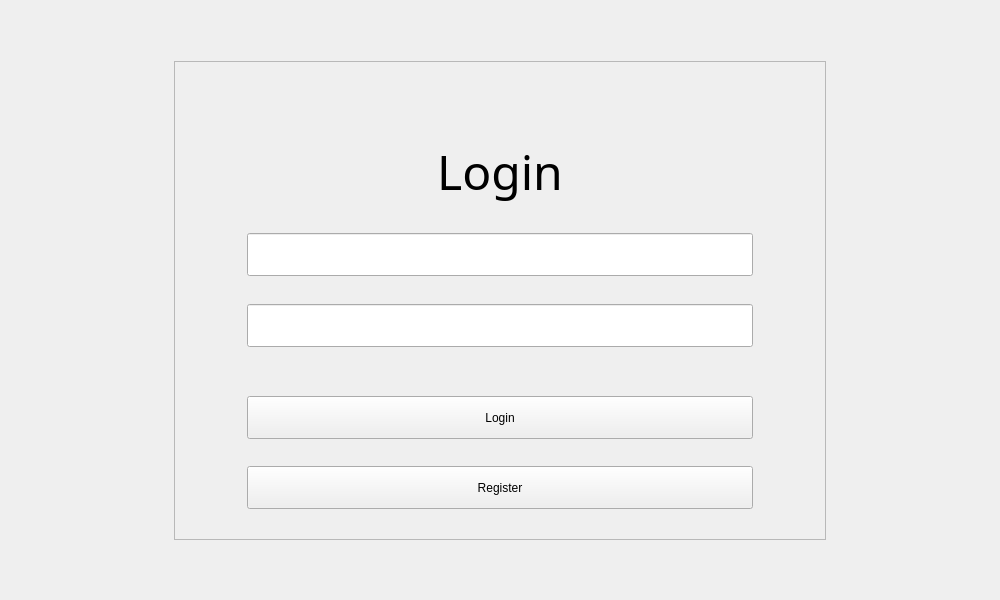
The window that message-client/1.Login/ui/LoginWidget.ui (yxiao-yang/message-client) describes before a commit, drawn with Qt 5.
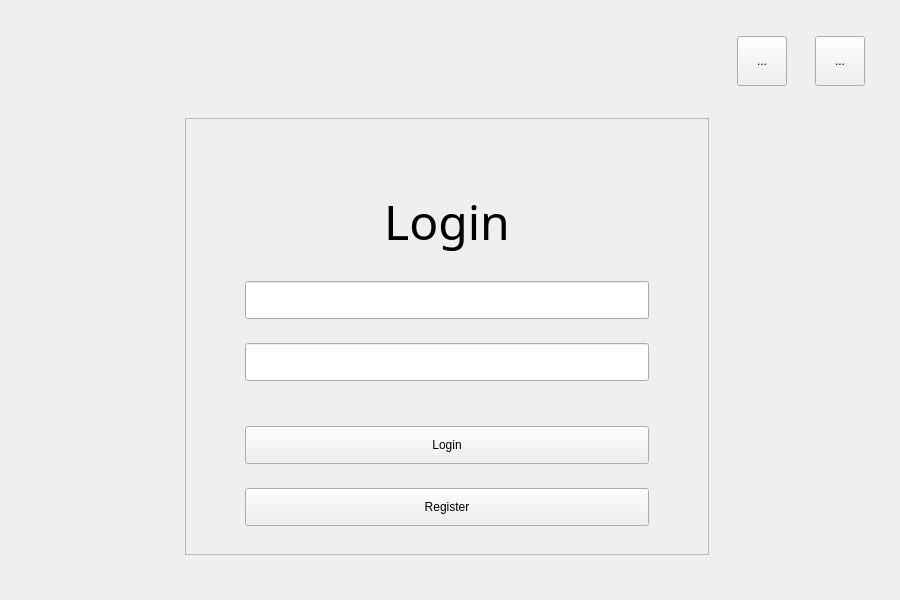
The same window after the commit.

Patch:
```diff
--- a/message-client/1.Login/ui/LoginWidget.ui
+++ b/message-client/1.Login/ui/LoginWidget.ui
@@ -9,7 +9,7 @@
    <rect>
     <x>0</x>
     <y>0</y>
-    <width>1000</width>
+    <width>900</width>
     <height>600</height>
    </rect>
   </property>
@@ -22,7 +22,7 @@
   <property name="windowTitle">
    <string>Form</string>
   </property>
-  <layout class="QGridLayout" name="gridLayout" rowstretch="0,0,0" columnstretch="1,4,1">
+  <layout class="QGridLayout" name="gridLayout" rowstretch="3,13,1" columnstretch="1,3,1">
    <item row="2" column="1">
     <spacer name="verticalSpacer_5">
      <property name="orientation">
@@ -36,6 +36,19 @@
      </property>
     </spacer>
    </item>
+   <item row="1" column="2">
+    <spacer name="horizontalSpacer_2">
+     <property name="orientation">
+      <enum>Qt::Horizontal</enum>
+     </property>
+     <property name="sizeHint" stdset="0">
+      <size>
+       <width>40</width>
+       <height>20</height>
+      </size>
+     </property>
+    </spacer>
+   </item>
    <item row="1" column="1">
     <widget class="QFrame" name="LoginFrame">
      <property name="sizePolicy">
@@ -266,19 +279,6 @@
      </property>
     </spacer>
    </item>
-   <item row="1" column="2">
-    <spacer name="horizontalSpacer_2">
-     <property name="orientation">
-      <enum>Qt::Horizontal</enum>
-     </property>
-     <property name="sizeHint" stdset="0">
-      <size>
-       <width>40</width>
-       <height>20</height>
-      </size>
-     </property>
-    </spacer>
-   </item>
    <item row="1" column="0">
     <spacer name="horizontalSpacer">
      <property name="orientation">
@@ -292,6 +292,57 @@
      </property>
     </spacer>
    </item>
+   <item row="0" column="2">
+    <layout class="QGridLayout" name="gridLayout_2" rowstretch="0" columnstretch="0,0">
+     <item row="0" column="0">
+      <widget class="QToolButton" name="MinusTb">
+       <property name="enabled">
+        <bool>true</bool>
+       </property>
+       <property name="sizePolicy">
+        <sizepolicy hsizetype="Fixed" vsizetype="Fixed">
+         <horstretch>0</horstretch>
+         <verstretch>0</verstretch>
+        </sizepolicy>
+       </property>
+       <property name="minimumSize">
+        <size>
+         <width>50</width>
+         <height>50</height>
+        </size>
+       </property>
+       <property name="text">
+        <string>...</string>
+       </property>
+       <property name="toolButtonStyle">
+        <enum>Qt::ToolButtonIconOnly</enum>
+       </property>
+      </widget>
+     </item>
+     <item row="0" column="1">
+      <widget class="QToolButton" name="CloseTb">
+       <property name="sizePolicy">
+        <sizepolicy hsizetype="Fixed" vsizetype="Fixed">
+         <horstretch>0</horstretch>
+         <verstretch>0</verstretch>
+        </sizepolicy>
+       </property>
+       <property name="minimumSize">
+        <size>
+         <width>50</width>
+         <height>50</height>
+        </size>
+       </property>
+       <property name="text">
+        <string>...</string>
+       </property>
+       <property name="toolButtonStyle">
+        <enum>Qt::ToolButtonIconOnly</enum>
+       </property>
+      </widget>
+     </item>
+    </layout>
+   </item>
   </layout>
  </widget>
  <resources/>
```
